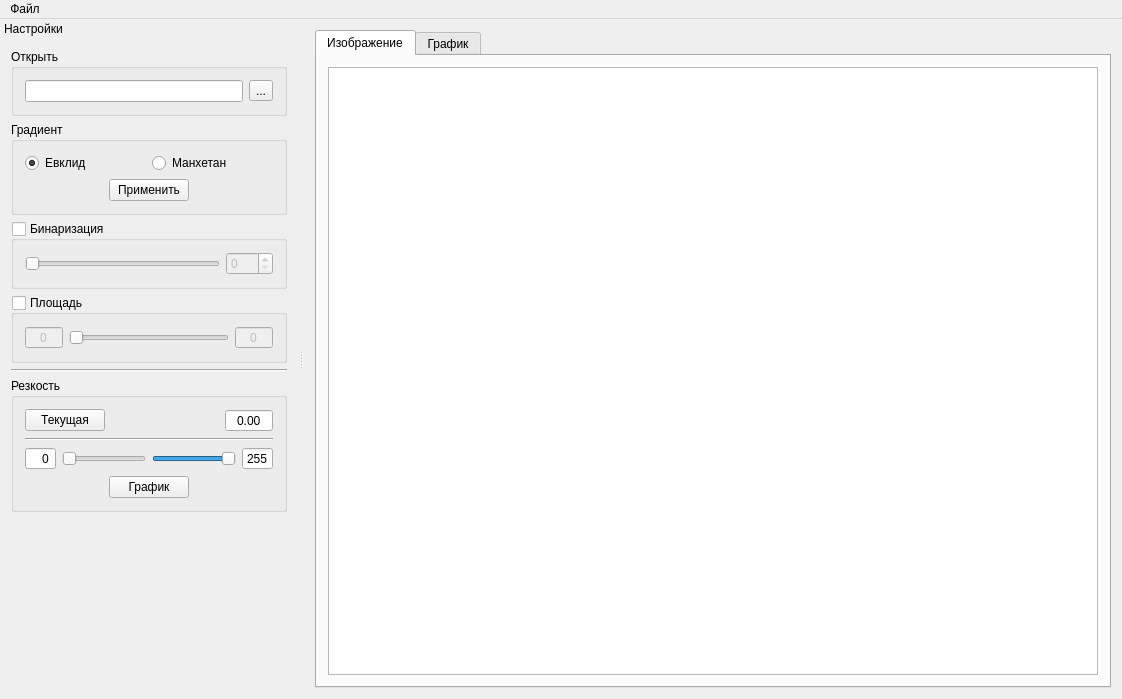
First picture: the form in dialogs/mainwindow.ui, repository gurmaaan/SharpnessPro, before the edit.
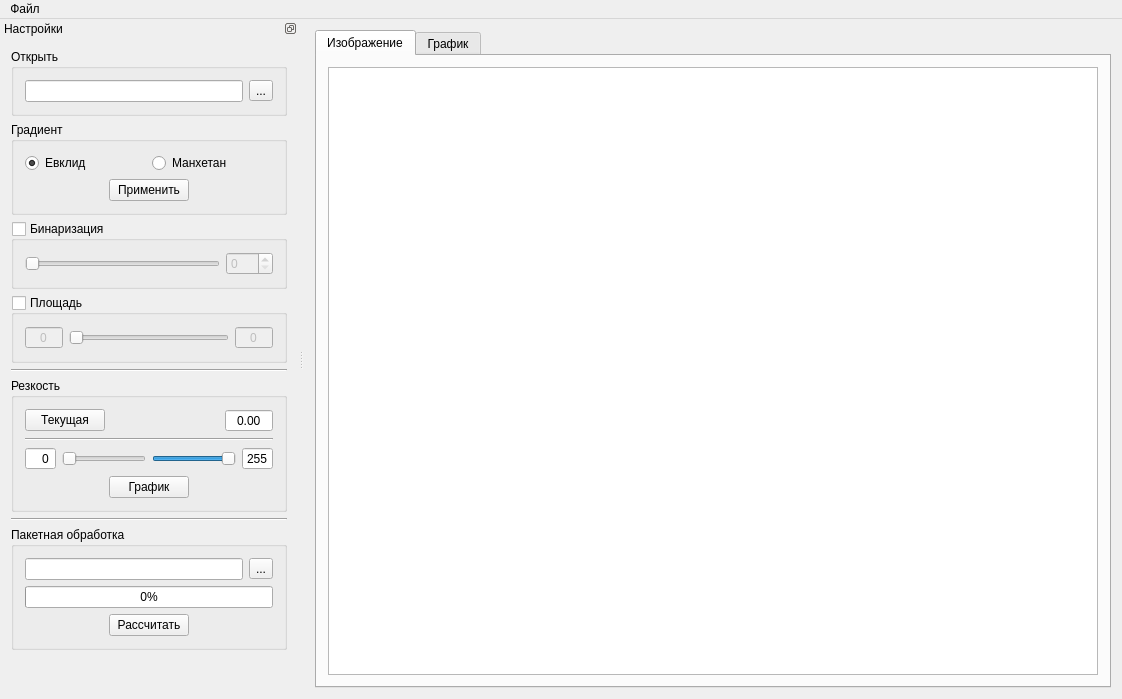
Second picture: the form after the edit. Icons and pictures are not drawn. Custom widgets are drawn as their Qt base class.

Commit message: Исправлена формула рассчета коэффициента резкости при пакетной обработке данных

```diff
--- a/dialogs/mainwindow.ui
+++ b/dialogs/mainwindow.ui
@@ -100,7 +100,7 @@
     </size>
    </property>
    <property name="features">
-    <set>QDockWidget::DockWidgetMovable</set>
+    <set>QDockWidget::DockWidgetFloatable|QDockWidget::DockWidgetMovable</set>
    </property>
    <property name="allowedAreas">
     <set>Qt::LeftDockWidgetArea|Qt::RightDockWidgetArea</set>
@@ -112,7 +112,7 @@
     <number>1</number>
    </attribute>
    <widget class="QWidget" name="settingsDock_ctnt">
-    <layout class="QVBoxLayout" name="verticalLayout_4">
+    <layout class="QVBoxLayout" name="verticalLayout_7">
      <item>
       <widget class="QGroupBox" name="path_gb">
        <property name="title">
@@ -445,6 +445,84 @@
        </layout>
       </widget>
      </item>
+     <item>
+      <widget class="Line" name="line_3">
+       <property name="orientation">
+        <enum>Qt::Horizontal</enum>
+       </property>
+      </widget>
+     </item>
+     <item>
+      <widget class="QGroupBox" name="groupBox">
+       <property name="title">
+        <string>Пакетная обработка</string>
+       </property>
+       <layout class="QVBoxLayout" name="verticalLayout_4">
+        <item>
+         <layout class="QHBoxLayout" name="folder_path_H_lyt">
+          <item>
+           <widget class="QLineEdit" name="folder_path_le"/>
+          </item>
+          <item>
+           <widget class="QToolButton" name="folder_path_btn">
+            <property name="text">
+             <string>...</string>
+            </property>
+            <property name="icon">
+             <iconset resource="../sources.qrc">
+              <normaloff>:/icons/open_folder_ic.png</normaloff>:/icons/open_folder_ic.png</iconset>
+            </property>
+           </widget>
+          </item>
+         </layout>
+        </item>
+        <item>
+         <widget class="QProgressBar" name="series_pb">
+          <property name="value">
+           <number>0</number>
+          </property>
+         </widget>
+        </item>
+        <item>
+         <layout class="QHBoxLayout" name="calc_series_H_lyt">
+          <item>
+           <spacer name="calc_serie_L_spcr">
+            <property name="orientation">
+             <enum>Qt::Horizontal</enum>
+            </property>
+            <property name="sizeHint" stdset="0">
+             <size>
+              <width>40</width>
+              <height>20</height>
+             </size>
+            </property>
+           </spacer>
+          </item>
+          <item>
+           <widget class="QPushButton" name="calc_series_btn">
+            <property name="text">
+             <string>Рассчитать</string>
+            </property>
+           </widget>
+          </item>
+          <item>
+           <spacer name="calc_series_R_spcr">
+            <property name="orientation">
+             <enum>Qt::Horizontal</enum>
+            </property>
+            <property name="sizeHint" stdset="0">
+             <size>
+              <width>40</width>
+              <height>20</height>
+             </size>
+            </property>
+           </spacer>
+          </item>
+         </layout>
+        </item>
+       </layout>
+      </widget>
+     </item>
      <item>
       <spacer name="verticalSpacer">
        <property name="orientation">
@@ -453,7 +531,7 @@
        <property name="sizeHint" stdset="0">
         <size>
          <width>20</width>
-         <height>245</height>
+         <height>90</height>
         </size>
        </property>
       </spacer>
```
Left out of the diff: 34 changed lines with no effect on the pictures. The commit also changes 4 other files.
